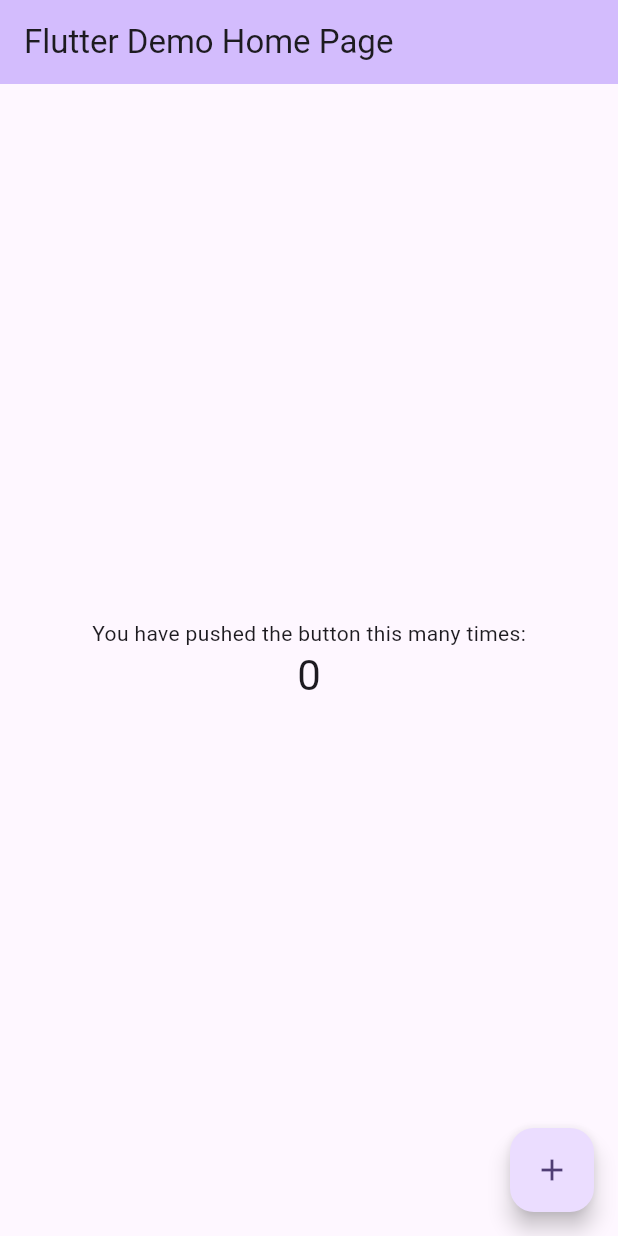
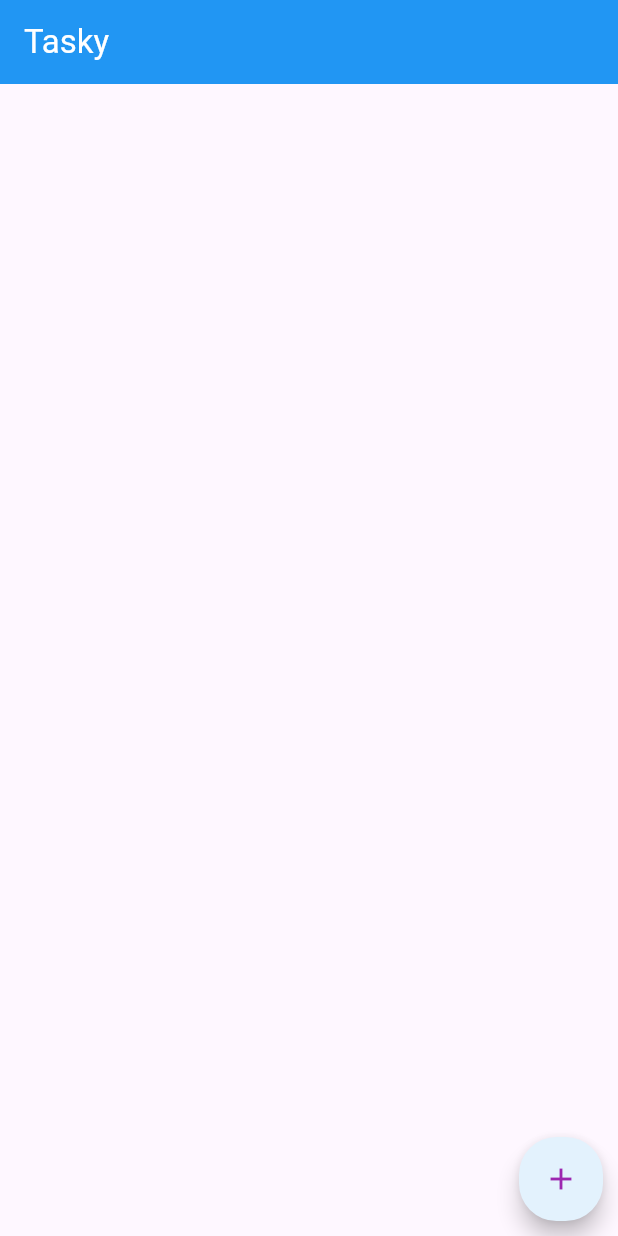
Before and after one commit to LeonardoSCx/tasky, a Flutter app: the screen it shows after launch, on a phone screen of 412 x 824 dp. Run offline on Flutter 3.47's test engine with Material 3 defaults, Android fonts, the phone set to English and light mode, and no system bars; our stand-ins replace get.

Commit message:
Añadido las rutas de las paginas principales de la app

```diff
--- /dev/null
+++ b/lib/controller/home_controller.dart
@@ -0,0 +1,5 @@
+import 'package:get/get.dart';
+
+class HomeController extends GetxController{
+
+}
--- a/lib/main.dart
+++ b/lib/main.dart
@@ -1,125 +1,21 @@
 import 'package:flutter/material.dart';
+import 'package:get/get.dart';
+import 'package:tasky/Routes/app_routes.dart';
+import 'package:tasky/routes/app_pages.dart';
 
-void main() {
+void main(){
   runApp(const MyApp());
 }
 
 class MyApp extends StatelessWidget {
   const MyApp({super.key});
 
-  // This widget is the root of your application.
   @override
   Widget build(BuildContext context) {
-    return MaterialApp(
-      title: 'Flutter Demo',
-      theme: ThemeData(
-        // This is the theme of your application.
-        //
-        // TRY THIS: Try running your application with "flutter run". You'll see
-        // the application has a purple toolbar. Then, without quitting the app,
-        // try changing the seedColor in the colorScheme below to Colors.green
-        // and then invoke "hot reload" (save your changes or press the "hot
-        // reload" button in a Flutter-supported IDE, or press "r" if you used
-        // the command line to start the app).
-        //
-        // Notice that the counter didn't reset back to zero; the application
-        // state is not lost during the reload. To reset the state, use hot
-        // restart instead.
-        //
-        // This works for code too, not just values: Most code changes can be
-        // tested with just a hot reload.
-        colorScheme: ColorScheme.fromSeed(seedColor: Colors.deepPurple),
-        useMaterial3: true,
-      ),
-      home: const MyHomePage(title: 'Flutter Demo Home Page'),
+    return GetMaterialApp(
+      title: "Tasky",
+      getPages: AppPages.routes,
+      initialRoute: Routes.HOME,
     );
   }
 }
-
-class MyHomePage extends StatefulWidget {
-  const MyHomePage({super.key, required this.title});
-
-  // This widget is the home page of your application. It is stateful, meaning
-  // that it has a State object (defined below) that contains fields that affect
-  // how it looks.
-
-  // This class is the configuration for the state. It holds the values (in this
-  // case the title) provided by the parent (in this case the App widget) and
-  // used by the build method of the State. Fields in a Widget subclass are
-  // always marked "final".
-
-  final String title;
-
-  @override
-  State<MyHomePage> createState() => _MyHomePageState();
-}
-
-class _MyHomePageState extends State<MyHomePage> {
-  int _counter = 0;
-
-  void _incrementCounter() {
-    setState(() {
-      // This call to setState tells the Flutter framework that something has
-      // changed in this State, which causes it to rerun the build method below
-      // so that the display can reflect the updated values. If we changed
-      // _counter without calling setState(), then the build method would not be
-      // called again, and so nothing would appear to happen.
-      _counter++;
-    });
-  }
-
-  @override
-  Widget build(BuildContext context) {
-    // This method is rerun every time setState is called, for instance as done
-    // by the _incrementCounter method above.
-    //
-    // The Flutter framework has been optimized to make rerunning build methods
-    // fast, so that you can just rebuild anything that needs updating rather
-    // than having to individually change instances of widgets.
-    return Scaffold(
-      appBar: AppBar(
-        // TRY THIS: Try changing the color here to a specific color (to
-        // Colors.amber, perhaps?) and trigger a hot reload to see the AppBar
-        // change color while the other colors stay the same.
-        backgroundColor: Theme.of(context).colorScheme.inversePrimary,
-        // Here we take the value from the MyHomePage object that was created by
-        // the App.build method, and use it to set our appbar title.
-        title: Text(widget.title),
-      ),
-      body: Center(
-        // Center is a layout widget. It takes a single child and positions it
-        // in the middle of the parent.
-        child: Column(
-          // Column is also a layout widget. It takes a list of children and
-          // arranges them vertically. By default, it sizes itself to fit its
-          // children horizontally, and tries to be as tall as its parent.
-          //
-          // Column has various properties to control how it sizes itself and
-          // how it positions its children. Here we use mainAxisAlignment to
-          // center the children vertically; the main axis here is the vertical
-          // axis because Columns are vertical (the cross axis would be
-          // horizontal).
-          //
-          // TRY THIS: Invoke "debug painting" (choose the "Toggle Debug Paint"
-          // action in the IDE, or press "p" in the console), to see the
-          // wireframe for each widget.
-          mainAxisAlignment: MainAxisAlignment.center,
-          children: <Widget>[
-            const Text(
-              'You have pushed the button this many times:',
-            ),
-            Text(
-              '$_counter',
-              style: Theme.of(context).textTheme.headlineMedium,
-            ),
-          ],
-        ),
-      ),
-      floatingActionButton: FloatingActionButton(
-        onPressed: _incrementCounter,
-        tooltip: 'Increment',
-        child: const Icon(Icons.add),
-      ), // This trailing comma makes auto-formatting nicer for build methods.
-    );
-  }
-}
--- /dev/null
+++ b/lib/routes/app_pages.dart
@@ -0,0 +1,14 @@
+import 'package:flutter/cupertino.dart';
+import 'package:get/get.dart';
+import 'package:tasky/Routes/app_routes.dart';
+import 'package:tasky/tasks/pages/app_home.dart';
+
+class AppPages{
+  static final routes = [
+    GetPage(name: Routes.LOGIN, page: ()=> const Placeholder()),
+    GetPage(name: Routes.REGISTER, page: ()=> const Placeholder()),
+    GetPage(name: Routes.HOME, page: ()=> const AppHome()),
+    GetPage(name: Routes.ADD, page: ()=> const Placeholder()),
+    GetPage(name: Routes.DETAILS, page: ()=> const Placeholder()),
+  ];
+}
--- /dev/null
+++ b/lib/routes/app_routes.dart
@@ -0,0 +1,7 @@
+class Routes{
+  static const LOGIN = '/login';
+  static const REGISTER = '/register';
+  static const HOME = '/home';
+  static const DETAILS = '/taskDetails';
+  static const ADD = '/addTask';
+}
--- /dev/null
+++ b/lib/tasks/pages/app_home.dart
@@ -0,0 +1,38 @@
+import 'package:flutter/material.dart';
+import 'package:get/get.dart';
+
+class AppHome extends StatelessWidget {
+  const AppHome({super.key});
+
+  @override
+  Widget build(BuildContext context) {
+    return Scaffold(
+      appBar: AppBar(
+        title: Text(
+          "Tasky",
+          style: TextStyle(
+            color: Colors.white,
+          ),
+        ),
+        backgroundColor: Colors.blue,
+      ),
+      body: Container(
+        padding: EdgeInsets.all(10),
+        alignment: Alignment.bottomRight,
+        child: FloatingActionButton(
+          child: Icon(
+            Icons.add,
+            color: Colors.purple,
+          ),
+          onPressed: () {
+            Get.toNamed("/login");
+          },
+          shape: RoundedRectangleBorder(
+            borderRadius: BorderRadius.circular(25),
+          ),
+          backgroundColor: Colors.blue.shade50,
+        ),
+      ),
+    );
+  }
+}
--- a/pubspec.yaml
+++ b/pubspec.yaml
@@ -35,6 +35,7 @@ dependencies:
   # The following adds the Cupertino Icons font to your application.
   # Use with the CupertinoIcons class for iOS style icons.
   cupertino_icons: ^1.0.6
+  get: ^4.6.6
 
 dev_dependencies:
   flutter_test:
```
Also changed, not shown: lib/tasks/pages/app_add_task.dart (added), pubspec.lock, 1 other file.
